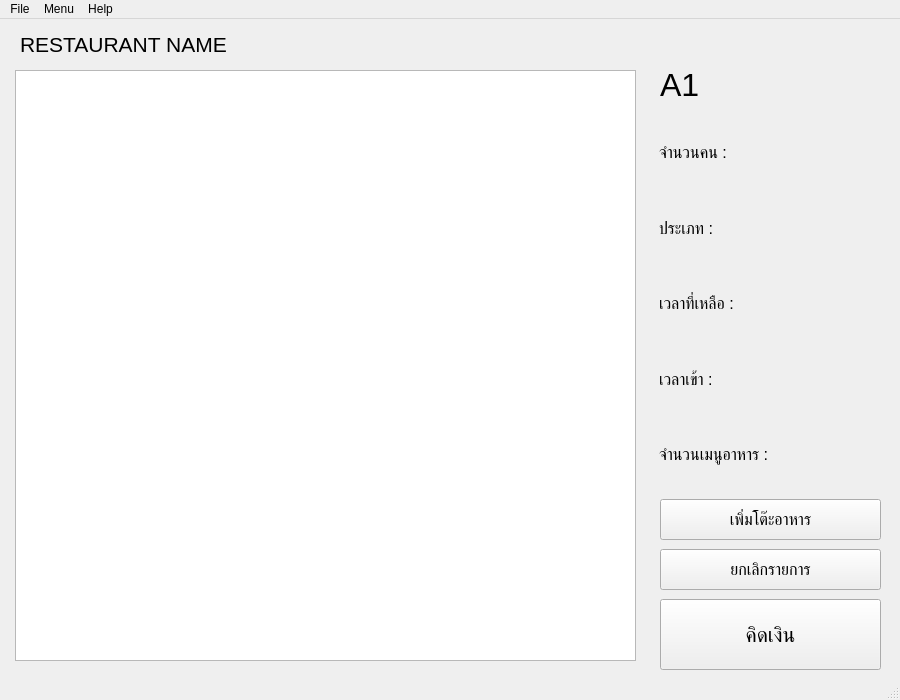
This is main_windows.ui in kantee2540/RestaurantManage as Qt 5 draws it before an edit. The edited form follows.
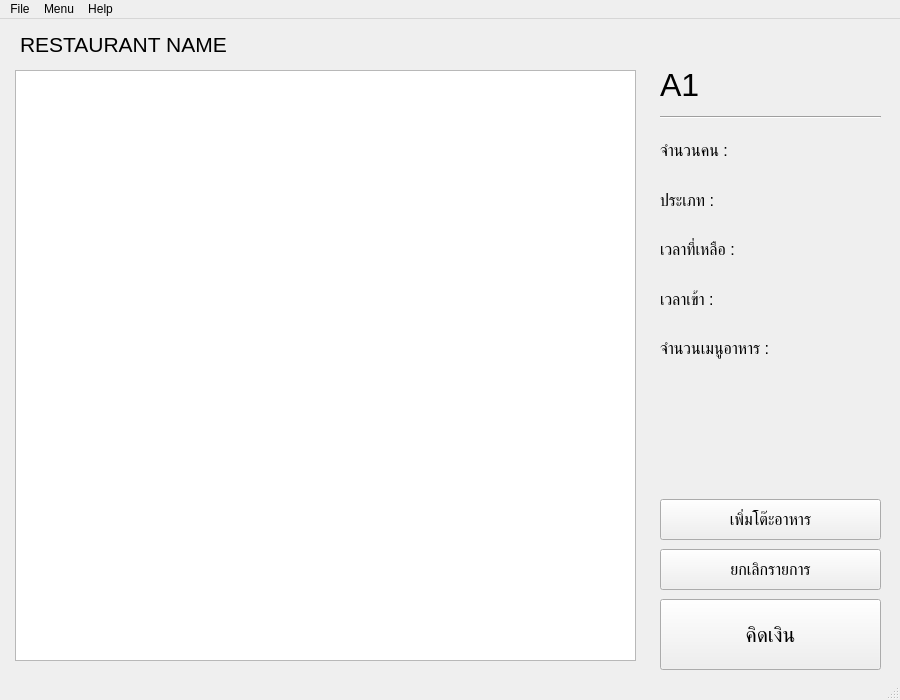
This is the edited form.

What changed in the file:
```diff
--- a/main_windows.ui
+++ b/main_windows.ui
@@ -107,10 +107,10 @@
    <widget class="QWidget" name="verticalLayoutWidget">
     <property name="geometry">
      <rect>
-      <x>659</x>
-      <y>99</y>
+      <x>660</x>
+      <y>110</y>
       <width>221</width>
-      <height>371</height>
+      <height>241</height>
      </rect>
     </property>
     <property name="font">
@@ -224,6 +224,19 @@
      </rect>
     </property>
    </widget>
+   <widget class="Line" name="line">
+    <property name="geometry">
+     <rect>
+      <x>660</x>
+      <y>90</y>
+      <width>221</width>
+      <height>16</height>
+     </rect>
+    </property>
+    <property name="orientation">
+     <enum>Qt::Horizontal</enum>
+    </property>
+   </widget>
   </widget>
   <widget class="QMenuBar" name="menubar">
    <property name="geometry">
```
Left out of the diff: 7 changed lines with no effect on the pictures.
